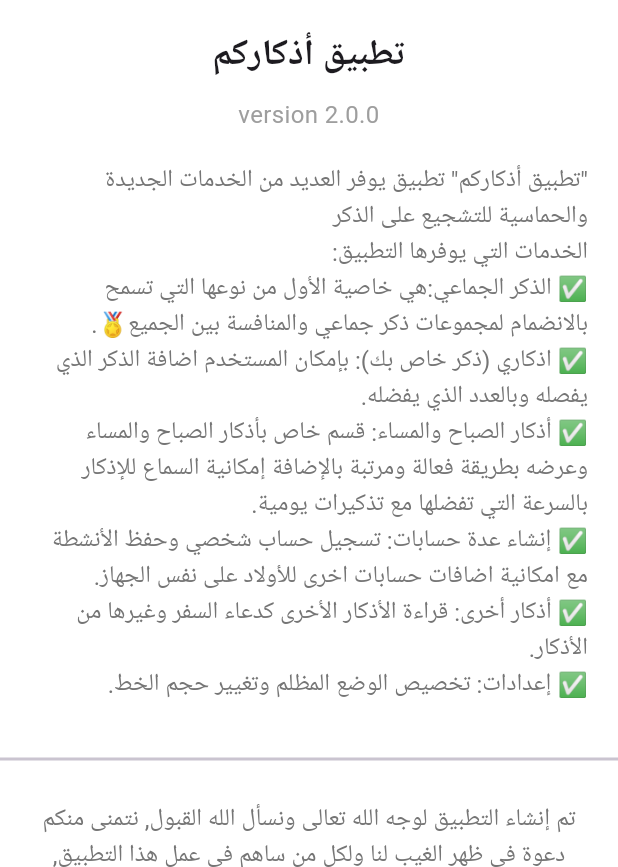
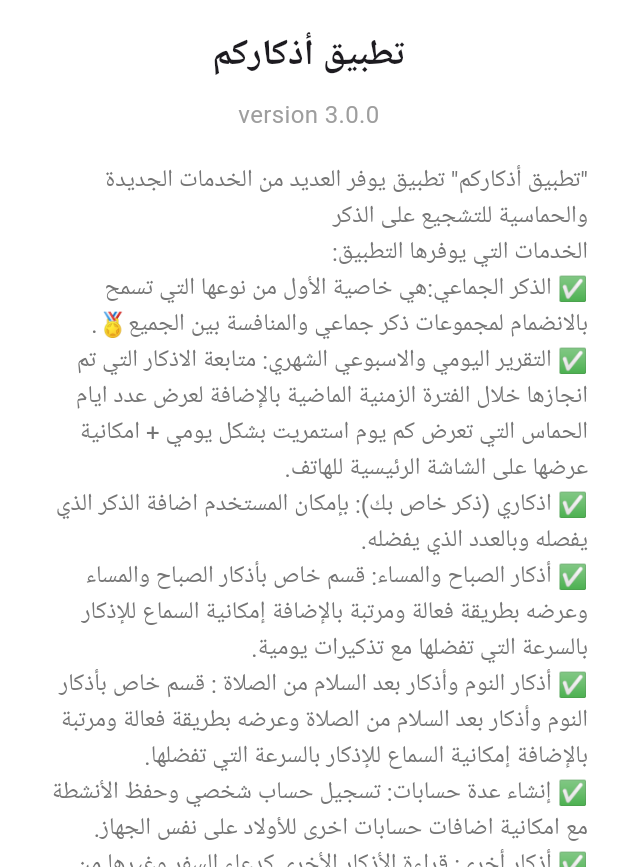
Before and after one commit to Abdullah-Salhab/Athkarcom, a Flutter app: the AboutApp screen opened directly, on a phone screen of 412 x 824 dp, the part 369-1236 px from its top. Run offline on Flutter 3.47's test engine with Material 3 defaults, Android fonts, the light colour scheme and no system bars; our stand-ins replace awesome_dialog, cloud_firestore, confetti, connectivity, firebase_analytics, firebase_core and 12 more; missing offline and left inert: flutter_vibrate, home_widget, pdfx; accounts and stored records are empty.

Commit message:
Update about app

```diff
--- a/lib/screens/About.dart
+++ b/lib/screens/About.dart
@@ -44,7 +44,7 @@
                   ),
                   const SizedBox(height: 10),
                   const Text(
-                    'version 2.0.0',
+                    'version 3.0.0',
                     style: TextStyle(fontSize: 16, color: Colors.grey),
                   ),
                   const SizedBox(height: 20),
@@ -54,8 +54,10 @@
                       "\"تطبيق أذكاركم\" تطبيق يوفر العديد من الخدمات الجديدة والحماسية للتشجيع على الذكر "
                       "\nالخدمات التي يوفرها التطبيق:"
                       "\n✅ الذكر الجماعي:هي خاصية الأول من نوعها التي تسمح بالانضمام لمجموعات ذكر جماعي والمنافسة بين الجميع🏅."
+                      "\n✅ التقرير اليومي والاسبوعي الشهري: متابعة الاذكار التي تم انجازها خلال الفترة الزمنية الماضية بالإضافة لعرض عدد ايام الحماس التي تعرض كم يوم استمريت بشكل يومي + امكانية عرضها على الشاشة الرئيسية للهاتف."
                       "\n✅ اذكاري (ذكر خاص بك): بإمكان المستخدم اضافة الذكر الذي يفصله وبالعدد الذي يفضله."
                       "\n✅ أذكار الصباح والمساء: قسم خاص بأذكار الصباح والمساء وعرضه بطريقة فعالة ومرتبة بالإضافة إمكانية السماع للإذكار بالسرعة التي تفضلها مع تذكيرات يومية."
+                      "\n✅ أذكار النوم وأذكار بعد السلام من الصلاة : قسم خاص بأذكار النوم وأذكار بعد السلام من الصلاة وعرضه بطريقة فعالة ومرتبة بالإضافة إمكانية السماع للإذكار بالسرعة التي تفضلها."
                       "\n✅ إنشاء عدة حسابات: تسجيل حساب شخصي وحفظ الأنشطة مع امكانية اضافات حسابات اخرى للأولاد على نفس الجهاز."
                       "\n✅ أذكار أخرى: قراءة الأذكار الأخرى كدعاء السفر وغيرها من الأذكار."
                       "\n✅ إعدادات: تخصيص الوضع المظلم وتغيير حجم الخط.",
```
